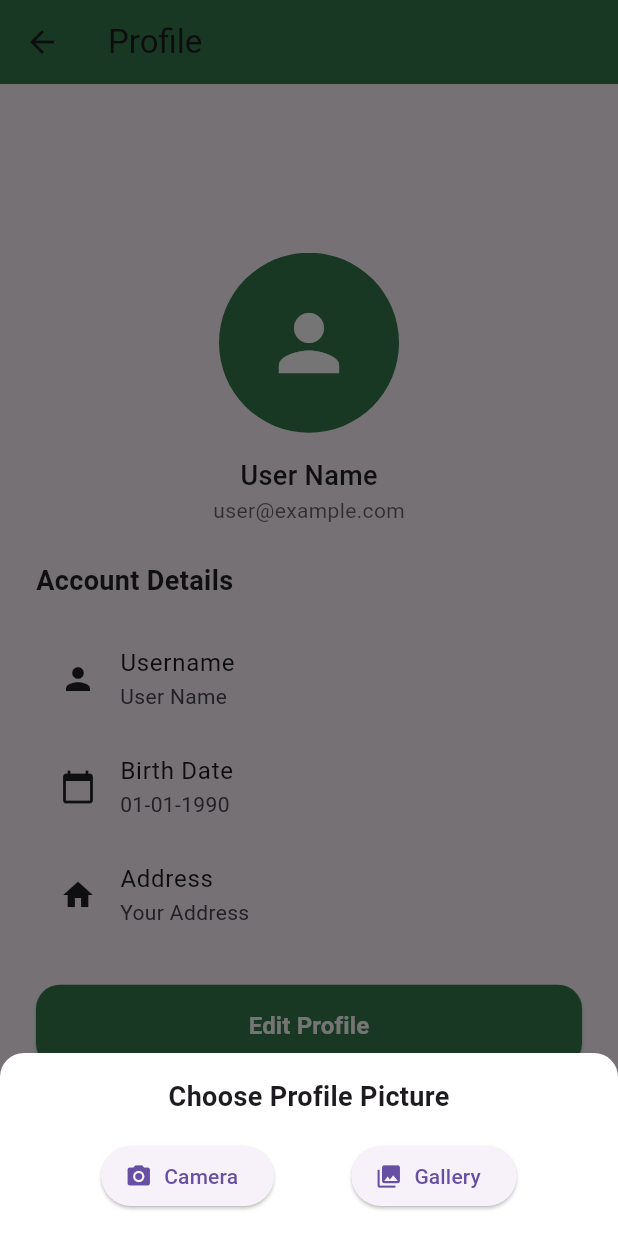
After one commit to zakydarajat/PrakMobile, a Flutter app: the ProfilePage screen opened by its route, after a tap on the "person" icon, on a phone screen of 412 x 824 dp. The commit adds this screen. Run offline on Flutter 3.47's test engine with Material 3 defaults, Android fonts, the phone set to English and light mode, and no system bars; our stand-ins replace cloud_firestore, firebase_auth, firebase_core, firebase_messaging, flutter_local_notifications, get and 3 more; accounts and stored records are empty.

Commit message:
Menambahkan page profile dan implementasi camera

```diff
--- a/lib/app/modules/home/views/custom_bottom_navbar.dart
+++ b/lib/app/modules/home/views/custom_bottom_navbar.dart
@@ -5,6 +5,7 @@ import 'package:myapp/app/modules/task/bindings/http_binding.dart';
 import 'package:myapp/app/modules/task/views/http_view.dart';
 import 'package:myapp/app/modules/webview/bindings/webview_binding.dart';
 import 'package:myapp/app/modules/webview/views/webview_view.dart';
+import 'package:myapp/app/routes/app_pages.dart';
 
 class CustomBottomNavBar extends StatelessWidget {
   final Color primaryColor = Color(0xff34794e);
@@ -65,7 +66,7 @@ class CustomBottomNavBar extends StatelessWidget {
             index: 3,
             onTap: () {
               navBarController.updateIndex(3);
-              // Navigate to settings or implement settings logic
+              Get.toNamed(Routes.PROFILE);
             },
           ),
         ],
--- /dev/null
+++ b/lib/app/modules/profile/bindings/profile_binding.dart
@@ -0,0 +1,9 @@
+import 'package:get/get.dart';
+import 'package:myapp/app/modules/profile/controllers/profile_controller.dart';
+
+class ProfileBinding extends Bindings {
+  @override
+  void dependencies() {
+    Get.lazyPut<ProfileController>(() => ProfileController());
+  }
+}
--- /dev/null
+++ b/lib/app/modules/profile/controllers/profile_controller.dart
@@ -0,0 +1,25 @@
+import 'dart:io';
+import 'package:get/get.dart';
+import 'package:image_picker/image_picker.dart';
+
+class ProfileController extends GetxController {
+  final Rx<File?> profileImage = Rx<File?>(null);
+
+  final RxString userName = 'User Name'.obs;
+  final RxString userEmail = 'user@example.com'.obs;
+  final RxString birthDate = '01-01-1990'.obs;
+  final RxString address = 'Your Address'.obs;
+
+  final ImagePicker _picker = ImagePicker();
+
+  Future<void> pickImage(ImageSource source) async {
+    try {
+      final XFile? pickedFile = await _picker.pickImage(source: source);
+      if (pickedFile != null) {
+        profileImage.value = File(pickedFile.path);
+      }
+    } catch (e) {
+      Get.snackbar('Error', 'Failed to pick image: $e');
+    }
+  }
+}
--- /dev/null
+++ b/lib/app/modules/profile/view/profile_page.dart
@@ -0,0 +1,204 @@
+import 'package:flutter/material.dart';
+import 'package:get/get.dart';
+import 'package:image_picker/image_picker.dart';
+import 'package:myapp/app/modules/profile/controllers/profile_controller.dart';
+
+class ProfilePage extends StatelessWidget {
+  final ProfileController profileController = Get.find();
+
+  @override
+  Widget build(BuildContext context) {
+    final primaryColor = Color(0xff34794e);
+    final textColor = Colors.black87;
+
+    return Scaffold(
+      appBar: AppBar(
+        title: Text("Profile"),
+        backgroundColor: primaryColor,
+      ),
+      body: SafeArea(
+        child: Center(
+          child: Padding(
+            padding: const EdgeInsets.symmetric(horizontal: 24),
+            child: Column(
+              mainAxisAlignment: MainAxisAlignment.center,
+              children: [
+                _buildHeader(context, primaryColor, textColor), // Berikan context
+                SizedBox(height: 24),
+                _buildProfileInfo(textColor),
+                SizedBox(height: 24),
+                ElevatedButton(
+                  onPressed: () {
+                    // Edit profile logic
+                    Get.snackbar("Profile", "Edit profile feature coming soon!");
+                  },
+                  style: ElevatedButton.styleFrom(
+                    backgroundColor: primaryColor,
+                    padding: EdgeInsets.symmetric(vertical: 16),
+                    shape: RoundedRectangleBorder(
+                      borderRadius: BorderRadius.circular(16),
+                    ),
+                  ),
+                  child: Center(
+                    child: Text(
+                      "Edit Profile",
+                      style: TextStyle(
+                        color: Colors.white,
+                        fontSize: 16,
+                        fontWeight: FontWeight.bold,
+                      ),
+                    ),
+                  ),
+                ),
+              ],
+            ),
+          ),
+        ),
+      ),
+    );
+  }
+
+  Widget _buildHeader(BuildContext context, Color primaryColor, Color textColor) {
+    return Stack(
+      children: [
+        Column(
+          children: [
+            GestureDetector(
+              onTap: () => _showImagePickerDialog(),
+              child: Obx(() {
+                return CircleAvatar(
+                  radius: 60,
+                  backgroundColor: primaryColor,
+                  backgroundImage: profileController.profileImage.value != null
+                      ? FileImage(profileController.profileImage.value!)
+                      : null,
+                  child: profileController.profileImage.value == null
+                      ? Icon(Icons.person, size: 60, color: Colors.white)
+                      : null,
+                );
+              }),
+            ),
+            SizedBox(height: 16),
+            Obx(() {
+              return Column(
+                children: [
+                  Text(
+                    profileController.userName.value,
+                    style: TextStyle(
+                      fontSize: 18,
+                      fontWeight: FontWeight.w500,
+                      color: textColor,
+                    ),
+                  ),
+                  Text(
+                    profileController.userEmail.value,
+                    style: TextStyle(
+                      fontSize: 14,
+                      color: textColor.withOpacity(0.6),
+                    ),
+                  ),
+                ],
+              );
+            }),
+          ],
+        ),
+        Positioned(
+          bottom: 8,
+          right: MediaQuery.of(context).size.width * 0.5 - 40,
+          child: InkWell(
+            onTap: () => _showImagePickerDialog(),
+            child: Container(
+              decoration: BoxDecoration(
+                color: primaryColor,
+                shape: BoxShape.circle,
+              ),
+              padding: EdgeInsets.all(8),
+              child: Icon(Icons.add, color: Colors.white, size: 24),
+            ),
+          ),
+        ),
+      ],
+    );
+  }
+
+  Widget _buildProfileInfo(Color textColor) {
+    return Column(
+      crossAxisAlignment: CrossAxisAlignment.start,
+      children: [
+        Text(
+          "Account Details",
+          style: TextStyle(
+            fontSize: 18,
+            fontWeight: FontWeight.bold,
+            color: textColor,
+          ),
+        ),
+        SizedBox(height: 16),
+        Obx(() {
+          return Column(
+            children: [
+              ListTile(
+                leading: Icon(Icons.person, color: textColor),
+                title: Text("Username"),
+                subtitle: Text(profileController.userName.value),
+              ),
+              ListTile(
+                leading: Icon(Icons.calendar_today, color: textColor),
+                title: Text("Birth Date"),
+                subtitle: Text(profileController.birthDate.value),
+              ),
+              ListTile(
+                leading: Icon(Icons.home, color: textColor),
+                title: Text("Address"),
+                subtitle: Text(profileController.address.value),
+              ),
+            ],
+          );
+        }),
+      ],
+    );
+  }
+
+  void _showImagePickerDialog() {
+    Get.bottomSheet(
+      Container(
+        padding: EdgeInsets.all(16),
+        decoration: BoxDecoration(
+          color: Colors.white,
+          borderRadius: BorderRadius.vertical(top: Radius.circular(16)),
+        ),
+        child: Column(
+          mainAxisSize: MainAxisSize.min,
+          children: [
+            Text(
+              "Choose Profile Picture",
+              style: TextStyle(fontSize: 18, fontWeight: FontWeight.bold),
+            ),
+            SizedBox(height: 16),
+            Row(
+              mainAxisAlignment: MainAxisAlignment.spaceEvenly,
+              children: [
+                ElevatedButton.icon(
+                  onPressed: () {
+                    Get.back();
+                    profileController.pickImage(ImageSource.camera);
+                  },
+                  icon: Icon(Icons.camera_alt),
+                  label: Text("Camera"),
+                ),
+                ElevatedButton.icon(
+                  onPressed: () {
+                    Get.back();
+                    profileController.pickImage(ImageSource.gallery);
+                  },
+                  icon: Icon(Icons.photo_library),
+                  label: Text("Gallery"),
+                ),
+              ],
+            ),
+          ],
+        ),
+      ),
+    );
+  }
+}
--- a/lib/app/routes/app_pages.dart
+++ b/lib/app/routes/app_pages.dart
@@ -1,4 +1,6 @@
 import 'package:get/get.dart';
+import 'package:myapp/app/modules/profile/bindings/profile_binding.dart';
+import 'package:myapp/app/modules/profile/view/profile_page.dart';
 import 'package:myapp/app/modules/task/bindings/http_binding.dart';
 import 'package:myapp/app/modules/task/views/http_view.dart';
 import 'package:myapp/app/modules/webview/bindings/webview_binding.dart';
@@ -40,6 +42,11 @@ class AppPages {
       name: _Paths.WEBVIEW,
       page: () => ToDoWebView(),
       binding: WebViewBinding(),
-    )
+    ),
+    GetPage(
+      name: Routes.PROFILE,
+      page: () => ProfilePage(),
+      binding: ProfileBinding(),
+    ),
   ];
 }
--- a/lib/app/routes/app_routes.dart
+++ b/lib/app/routes/app_routes.dart
@@ -6,6 +6,7 @@ abstract class Routes {
   static const HOME = _Paths.HOME;
   static const HTTP = _Paths.HTTP;
   static const WEBVIEW = _Paths.WEBVIEW;
+  static const PROFILE = _Paths.PROFILE;
 }
 
 abstract class _Paths {
@@ -14,4 +15,5 @@ abstract class _Paths {
   static const HOME = '/home';
   static const HTTP = '/http_view';
   static const WEBVIEW = '/web_view';
+  static const PROFILE = '/profile';
 }
```
